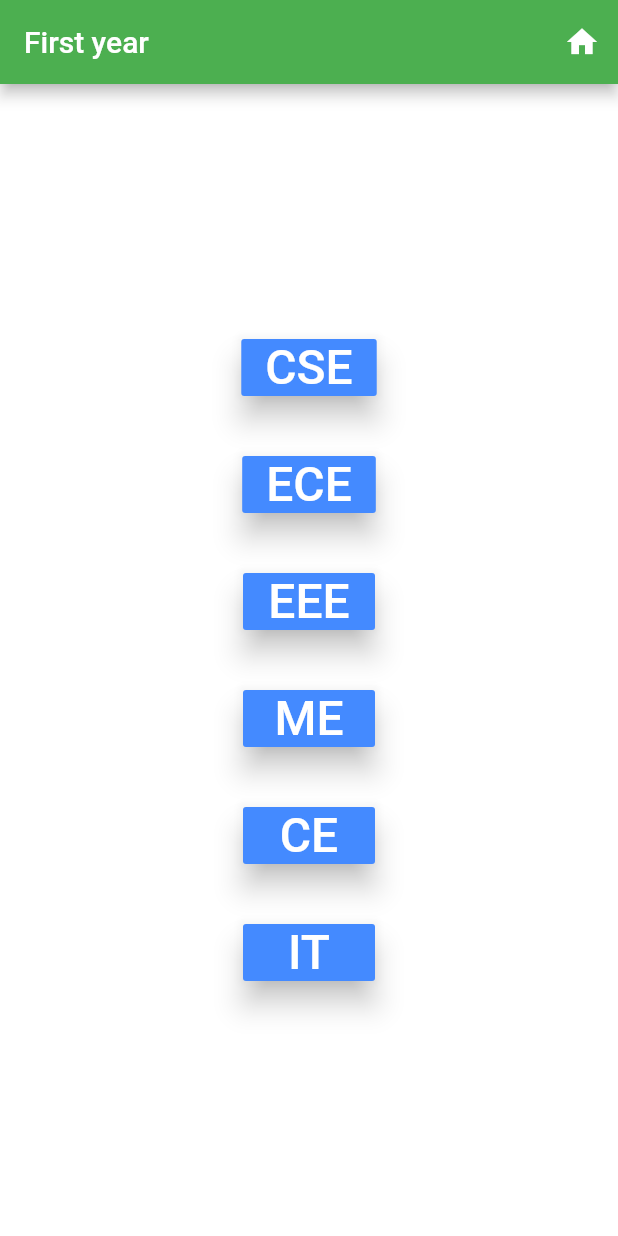
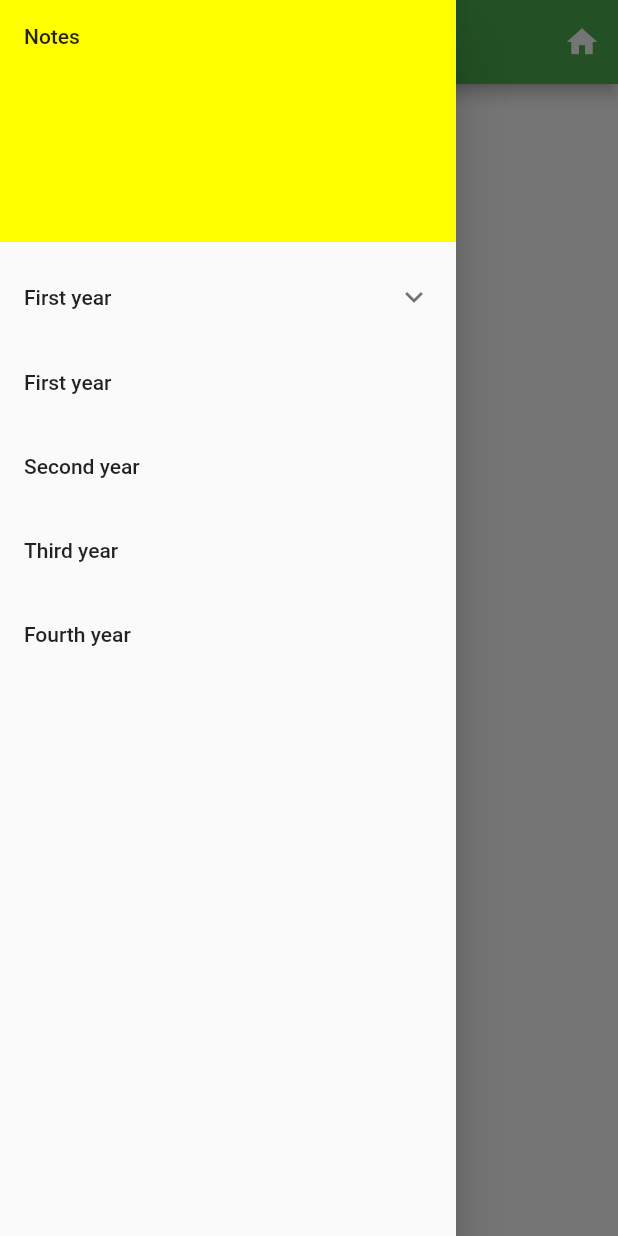
Before and after one commit to KoushikAI/first_trial, a Flutter app: the screen it shows after launch, with the side drawer open (before the commit the screen has no drawer), on a phone screen of 412 x 824 dp. Run offline on Flutter 3.47's test engine with Material 2 defaults, Android fonts, the phone set to English and light mode, and no system bars; our stand-ins replace splashscreen.

```diff
--- a/lib/FIRST/first.dart
+++ b/lib/FIRST/first.dart
@@ -35,6 +35,82 @@ class _FirstState extends State<First> {
           title: Text(
             "First year",
             textAlign: TextAlign.center,
+          ),
+        ),
+        drawer: Drawer(
+          // Add a ListView to the drawer. This ensures the user can scroll
+          // through the options in the drawer if there isn't enough vertical
+          // space to fit everything.
+          child: ListView(
+            // Important: Remove any padding from the ListView.
+            padding: EdgeInsets.zero,
+            children: [
+              const DrawerHeader(
+                decoration: BoxDecoration(
+                  color: Colors.yellowAccent,
+                ),
+                child: Text('Notes'),
+              ),
+              ExpansionTile(
+                title: Text("First year"),
+                children: <Widget>[
+                  ButtonTheme(
+                    minWidth: 310,
+                    height: 40,
+                    child: RaisedButton(
+                      shape: RoundedRectangleBorder(borderRadius: BorderRadius.circular(10)),
+                      // Within the `FirstRoute` widget
+                      onPressed: () {
+                        Navigator.push(
+                          context,
+                          MaterialPageRoute(builder: (context) => CSE()),
+                        );
+                      },
+                      textColor: Colors.black,
+                      color: Colors.white,
+                      disabledColor: Colors.grey,
+                      disabledTextColor: Colors.white,
+                      highlightColor: Colors.orangeAccent,
+                      elevation: 8.0,
+                      child: Text(
+                        'CSE',
+                        style: TextStyle(
+                          fontSize: 16.0,
+                        ),
+                      ),
+                    ),
+                  ),
+                ],
+              ),
+              ListTile(
+                title: const Text('First year'),
+                onTap: () {
+                  // Update the state of the app.
+                  // ...
+                },
+              ),
+              ListTile(
+                title: const Text('Second year'),
+                onTap: () {
+                  // Update the state of the app.
+                  // ...
+                },
+              ),
+              ListTile(
+                title: const Text('Third year'),
+                onTap: () {
+                  // Update the state of the app.
+                  // ...
+                },
+              ),
+              ListTile(
+                title: const Text('Fourth year'),
+                onTap: () {
+                  // Update the state of the app.
+                  // ...
+                },
+              ),
+            ],
           ),
         ),
         backgroundColor: Colors.white,
```
Also changed, not shown: 1 other file.
